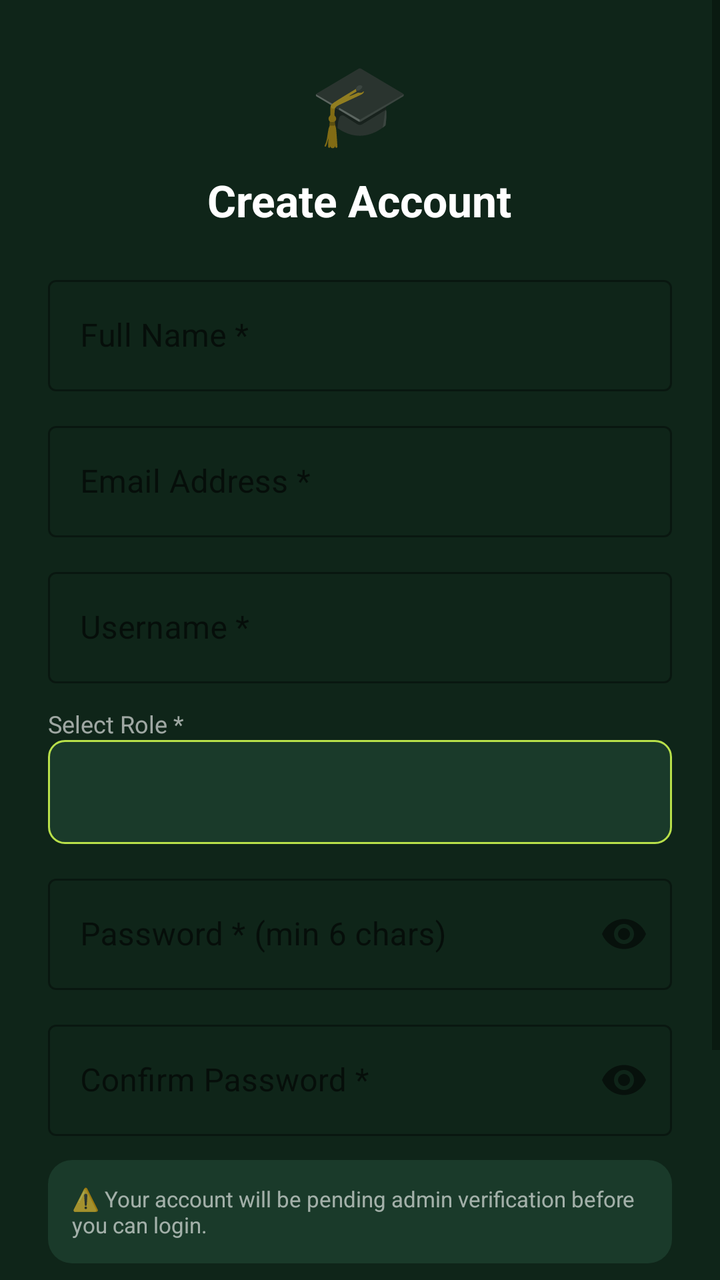
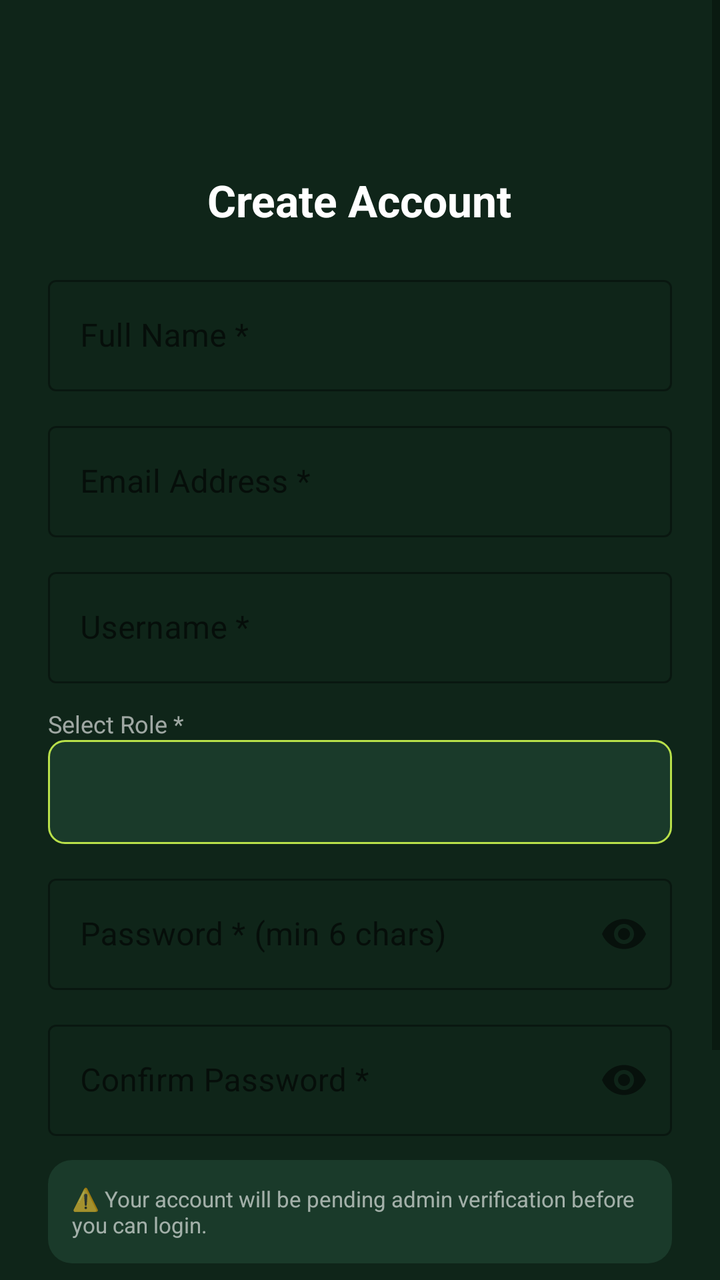

The first picture is an Android layout as it rendered before a commit; the second is the same layout after the commit. The layout source and the unified diff follow.
<!-- AndroidManifest.xml: application theme Theme.BrightStart -->
<!-- res/layout/fragment_register.xml -->
<?xml version="1.0" encoding="utf-8"?>

<ScrollView xmlns:android="http://schemas.android.com/apk/res/android"
    xmlns:app="http://schemas.android.com/apk/res-auto"
    android:layout_width="match_parent"
    android:layout_height="match_parent"
    android:background="@color/green_deep">

    <LinearLayout
        android:layout_width="match_parent"
        android:layout_height="wrap_content"
        android:orientation="vertical"
        android:padding="24dp">

        <TextView android:layout_width="wrap_content" android:layout_height="wrap_content"
            android:layout_gravity="center" android:text="🎓" android:textSize="40sp" />

        <TextView android:layout_width="wrap_content" android:layout_height="wrap_content"
            android:layout_gravity="center" android:layout_marginTop="8dp"
            android:text="Create Account" android:textColor="@color/white"
            android:textSize="22sp" android:textStyle="bold" />

        <TextView
            android:id="@+id/tvError"
            android:layout_width="match_parent"
            android:layout_height="wrap_content"
            android:layout_marginTop="16dp"
            android:background="@drawable/error_bg"
            android:padding="12dp"
            android:textColor="#FF5252"
            android:visibility="gone" />

        <LinearLayout
            android:id="@+id/cardSuccess"
            android:layout_width="match_parent"
            android:layout_height="wrap_content"
            android:layout_marginTop="16dp"
            android:background="@drawable/card_bg"
            android:orientation="vertical"
            android:padding="20dp"
            android:visibility="gone">
            <TextView android:layout_width="wrap_content" android:layout_height="wrap_content"
                android:text="✅ Registration Successful!" android:textColor="@color/lime"
                android:textSize="15sp" android:textStyle="bold" />
            <TextView android:id="@+id/tvSuccessMsg" android:layout_width="match_parent"
                android:layout_height="wrap_content" android:layout_marginTop="8dp"
                android:textColor="@color/text_muted" android:textSize="12sp" />
            <Button android:id="@+id/btnGoLogin" android:layout_width="match_parent"
                android:layout_height="44dp" android:layout_marginTop="14dp"
                android:backgroundTint="@color/lime" android:text="Go to Login"
                android:textColor="@color/green_deep" />
        </LinearLayout>

        <com.google.android.material.textfield.TextInputLayout
            android:layout_width="match_parent" android:layout_height="wrap_content"
            android:layout_marginTop="20dp" android:hint="Full Name *"
            style="@style/Widget.MaterialComponents.TextInputLayout.OutlinedBox">
            <com.google.android.material.textfield.TextInputEditText
                android:id="@+id/etFullName" android:layout_width="match_parent"
                android:layout_height="wrap_content" android:inputType="textPersonName"
                android:textColor="@color/white" />
        </com.google.android.material.textfield.TextInputLayout>

        <com.google.android.material.textfield.TextInputLayout
            android:layout_width="match_parent" android:layout_height="wrap_content"
            android:layout_marginTop="12dp" android:hint="Email Address *"
            style="@style/Widget.MaterialComponents.TextInputLayout.OutlinedBox">
            <com.google.android.material.textfield.TextInputEditText
                android:id="@+id/etEmail" android:layout_width="match_parent"
                android:layout_height="wrap_content" android:inputType="textEmailAddress"
                android:textColor="@color/white" />
        </com.google.android.material.textfield.TextInputLayout>

        <com.google.android.material.textfield.TextInputLayout
            android:layout_width="match_parent" android:layout_height="wrap_content"
            android:layout_marginTop="12dp" android:hint="Username *"
            style="@style/Widget.MaterialComponents.TextInputLayout.OutlinedBox">
            <com.google.android.material.textfield.TextInputEditText
                android:id="@+id/etUsername" android:layout_width="match_parent"
                android:layout_height="wrap_content" android:inputType="textNoSuggestions"
                android:textColor="@color/white" />
        </com.google.android.material.textfield.TextInputLayout>

        <TextView android:layout_width="wrap_content" android:layout_height="wrap_content"
            android:layout_marginTop="12dp" android:text="Select Role *"
            android:textColor="@color/text_muted" android:textSize="12sp" />

        <Spinner android:id="@+id/spinnerRole" android:layout_width="match_parent"
            android:layout_height="52dp" android:background="@drawable/spinner_bg"
            android:paddingStart="12dp" android:paddingEnd="12dp" />

        <com.google.android.material.textfield.TextInputLayout
            android:layout_width="match_parent" android:layout_height="wrap_content"
            android:layout_marginTop="12dp" android:hint="Password * (min 6 chars)"
            app:passwordToggleEnabled="true"
            style="@style/Widget.MaterialComponents.TextInputLayout.OutlinedBox">
            <com.google.android.material.textfield.TextInputEditText
                android:id="@+id/etPassword" android:layout_width="match_parent"
                android:layout_height="wrap_content" android:inputType="textPassword"
                android:textColor="@color/white" />
        </com.google.android.material.textfield.TextInputLayout>

        <com.google.android.material.textfield.TextInputLayout
            android:layout_width="match_parent" android:layout_height="wrap_content"
            android:layout_marginTop="12dp" android:hint="Confirm Password *"
            app:passwordToggleEnabled="true"
            style="@style/Widget.MaterialComponents.TextInputLayout.OutlinedBox">
            <com.google.android.material.textfield.TextInputEditText
                android:id="@+id/etConfirmPassword" android:layout_width="match_parent"
                android:layout_height="wrap_content" android:inputType="textPassword"
                android:textColor="@color/white" />
        </com.google.android.material.textfield.TextInputLayout>

        <TextView android:layout_width="match_parent" android:layout_height="wrap_content"
            android:layout_marginTop="12dp" android:background="@drawable/card_bg"
            android:padding="12dp"
            android:text="⚠️ Your account will be pending admin verification before you can login."
            android:textColor="@color/text_muted" android:textSize="11sp" />

        <ProgressBar android:id="@+id/progressBar" android:layout_width="wrap_content"
            android:layout_height="wrap_content" android:layout_gravity="center"
            android:layout_marginTop="8dp" android:visibility="gone" />

        <Button android:id="@+id/btnRegister" android:layout_width="match_parent"
            android:layout_height="52dp" android:layout_marginTop="16dp"
            android:backgroundTint="@color/lime" android:text="Create Account"
            android:textColor="@color/green_deep" android:textStyle="bold" />

        <TextView android:id="@+id/tvLogin" android:layout_width="wrap_content"
            android:layout_height="wrap_content" android:layout_gravity="center"
            android:layout_marginTop="14dp" android:text="Already have an account? Login →"
            android:textColor="@color/lime" android:textSize="13sp" />

        <TextView android:id="@+id/tvBack" android:layout_width="wrap_content"
            android:layout_height="wrap_content" android:layout_gravity="center"
            android:layout_marginTop="8dp" android:text="← Back to Home"
            android:textColor="@color/text_muted" android:textSize="12sp" />
    </LinearLayout>
</ScrollView>
<!-- resources referenced by this layout -->
<resources>
  <color name="green_deep">#0f2519</color>
  <color name="lime">#b8e04a</color>
  <color name="text_muted">#99FFFFFF</color>
  <color name="white">#FFFFFF</color>
  <!-- drawable card_bg (drawable) -->
  <?xml version="1.0" encoding="utf-8"?>
  
  <shape xmlns:android="http://schemas.android.com/apk/res/android" android:shape="rectangle">
      <solid android:color="#1a3a2a"/>
      <corners android:radius="12dp"/>
  </shape>
  <!-- drawable error_bg (drawable) -->
  <?xml version="1.0" encoding="utf-8"?>
  
  <shape xmlns:android="http://schemas.android.com/apk/res/android" android:shape="rectangle">
      <solid android:color="#33FF5252"/>
      <corners android:radius="8dp"/>
      <stroke android:width="1dp" android:color="#FF5252"/>
  </shape>
  <!-- drawable spinner_bg (drawable) -->
  <?xml version="1.0" encoding="utf-8"?>
  
  <shape xmlns:android="http://schemas.android.com/apk/res/android" android:shape="rectangle">
      <solid android:color="#1a3a2a"/>
      <corners android:radius="8dp"/>
      <stroke android:width="1dp" android:color="#b8e04a"/>
  </shape>
  <style name="Theme.BrightStart" parent="Theme.MaterialComponents.DayNight.NoActionBar">
          <item name="colorPrimary">@color/green_dark</item>
          <item name="colorPrimaryVariant">@color/green_mid</item>
          <item name="colorOnPrimary">@color/white</item>
          <item name="colorSecondary">@color/lime</item>
          <item name="colorOnSecondary">@color/green_deep</item>
          <item name="android:windowBackground">@color/green_deep</item>
          <item name="android:statusBarColor">@color/green_dark</item>
          <item name="android:navigationBarColor">@color/green_dark</item>
      </style>
  <color name="green_dark">#1a3a2a</color>
  <color name="green_mid">#254d35</color>
</resources>

<!-- the commit's change to res/layout/fragment_register.xml (unified diff, before → after) -->
@@ -13,7 +13,7 @@
         android:padding="24dp">
 
         <TextView android:layout_width="wrap_content" android:layout_height="wrap_content"
-            android:layout_gravity="center" android:text="🎓" android:textSize="40sp" />
+            android:layout_gravity="center" android:text="" android:textSize="40sp" />
 
         <TextView android:layout_width="wrap_content" android:layout_height="wrap_content"
             android:layout_gravity="center" android:layout_marginTop="8dp"
@@ -40,7 +40,7 @@
             android:padding="20dp"
             android:visibility="gone">
             <TextView android:layout_width="wrap_content" android:layout_height="wrap_content"
-                android:text="✅ Registration Successful!" android:textColor="@color/lime"
+                android:text="Registration Successful!" android:textColor="@color/lime"
                 android:textSize="15sp" android:textStyle="bold" />
             <TextView android:id="@+id/tvSuccessMsg" android:layout_width="match_parent"
                 android:layout_height="wrap_content" android:layout_marginTop="8dp"
